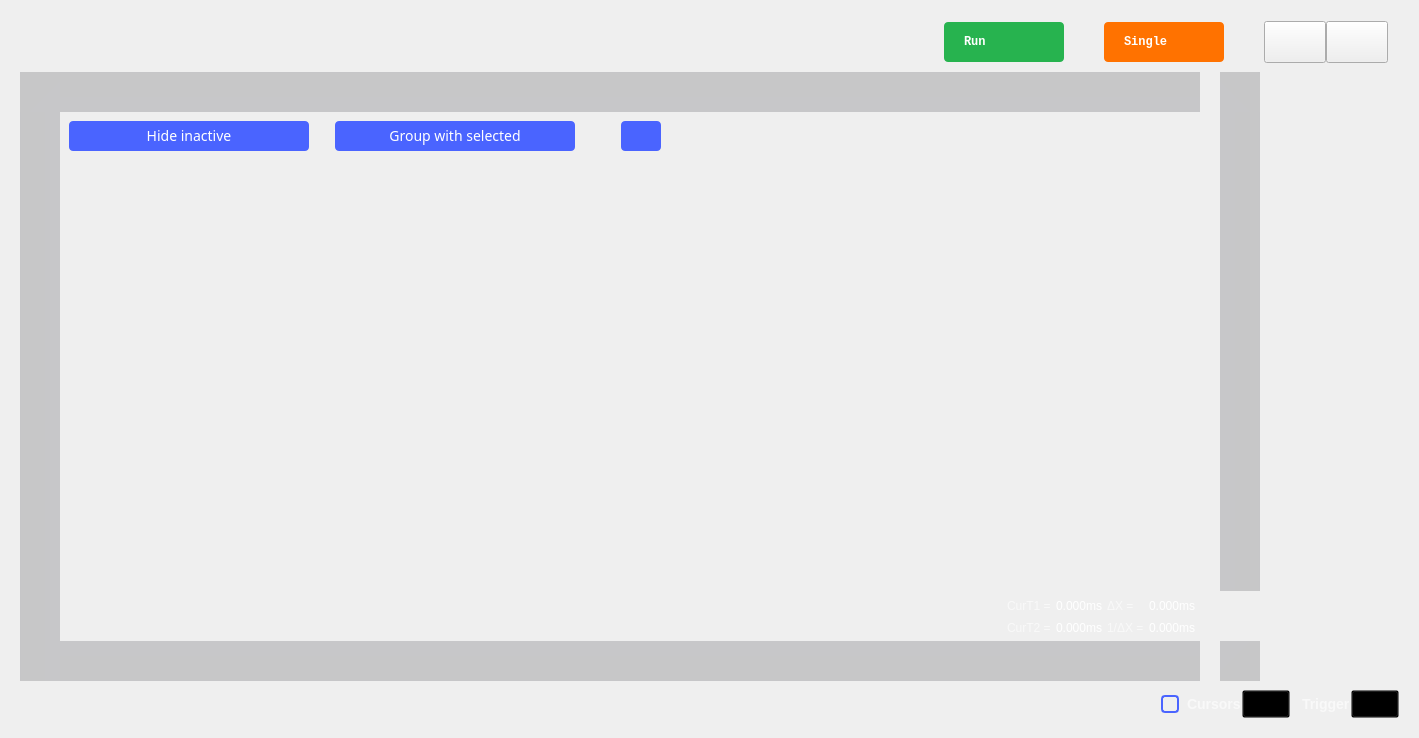
This is ui/logic_analyzer.ui in analogdevicesinc/scopy as Qt 5 draws it before an edit. The edited form follows.
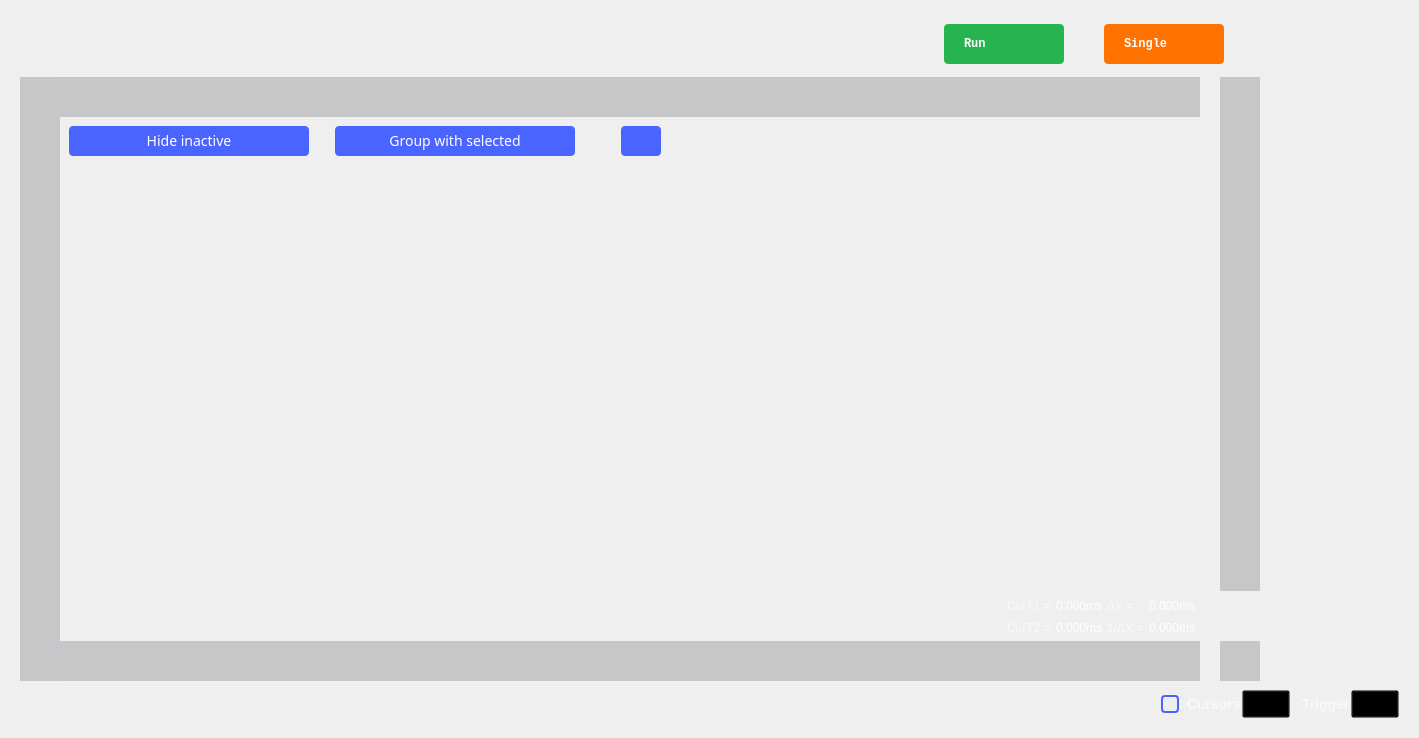
This is the edited form. Icons and pictures are not drawn. Custom widgets are drawn as their Qt base class.

Commit message: Logic Analyzer: Change the settings button style

What changed in the file:
```diff
--- a/ui/logic_analyzer.ui
+++ b/ui/logic_analyzer.ui
@@ -418,14 +418,14 @@
         </property>
         <property name="minimumSize">
          <size>
-          <width>60</width>
-          <height>40</height>
+          <width>64</width>
+          <height>48</height>
          </size>
         </property>
         <property name="maximumSize">
          <size>
-          <width>60</width>
-          <height>40</height>
+          <width>64</width>
+          <height>48</height>
          </size>
         </property>
         <property name="styleSheet">
@@ -434,14 +434,28 @@
   max-height: 40px;
   min-width: 60px;
   max-width: 60px;
+padding-top:5px;
 }
 
 QPushButton:checked {
-  border-image: url(:/icons/gear_wheel_pressed.svg);
+  image: url(:/icons/gear_wheel_pressed.svg);
+  border-top: 1px solid rgba(255,255,255,150);
 }
 
 QPushButton:!checked {
-  border-image: url(:/icons/gear_wheel.svg);
+  image: url(:/icons/gear_wheel.svg);
+  border-top: 1px solid rgba(255,255,255,0);
+}
+
+
+QPushButton:!checked:hover {
+  image: url(:/icons/gear_wheel_hover.svg);
+  border-top: 1px solid rgba(255,255,255,0);
+}
+
+QPushButton:checked:hover {
+  image: url(:/icons/gear_wheel_pressed.svg);
+  border-top: 1px solid rgba(255,255,255,200);
 }</string>
         </property>
         <property name="text">
@@ -481,14 +495,14 @@
         </property>
         <property name="minimumSize">
          <size>
-          <width>60</width>
-          <height>40</height>
+          <width>64</width>
+          <height>48</height>
          </size>
         </property>
         <property name="maximumSize">
          <size>
-          <width>60</width>
-          <height>40</height>
+          <width>64</width>
+          <height>48</height>
          </size>
         </property>
         <property name="styleSheet">
@@ -497,22 +511,27 @@
   max-height: 40px;
   min-width: 60px;
   max-width: 60px;
+  padding-top:5px
 }
 
 QPushButton:checked {
-  border-image: url(:/icons/setup3_checked.svg);
-}
-
-QPushButton:checked:hover {
-  border-image: url(:/icons/setup3_checked_hover.svg);
+  image: url(:/icons/setup3_checked_hover.svg);
+  border-top: 1px solid rgba(255,255,255,150);
 }
 
 QPushButton:!checked {
-  border-image: url(:/icons/setup3_unchecked.svg);
+  image: url(:/icons/setup3_unchecked.svg);
+  border-top: 1px solid rgba(255,255,255,0);
 }
 
 QPushButton:!checked:hover {
-  border-image: url(:/icons/setup3_unchecked_hover.svg);
+  image: url(:/icons/setup3_unchecked_hover.svg);
+  border-top: 1px solid rgba(255,255,255,0);
+}
+
+QPushButton:checked:hover {
+  image: url(:/icons/setup3_checked_hover.svg);
+  border-top: 1px solid rgba(255,255,255,200);
 }</string>
         </property>
         <property name="text">
```
